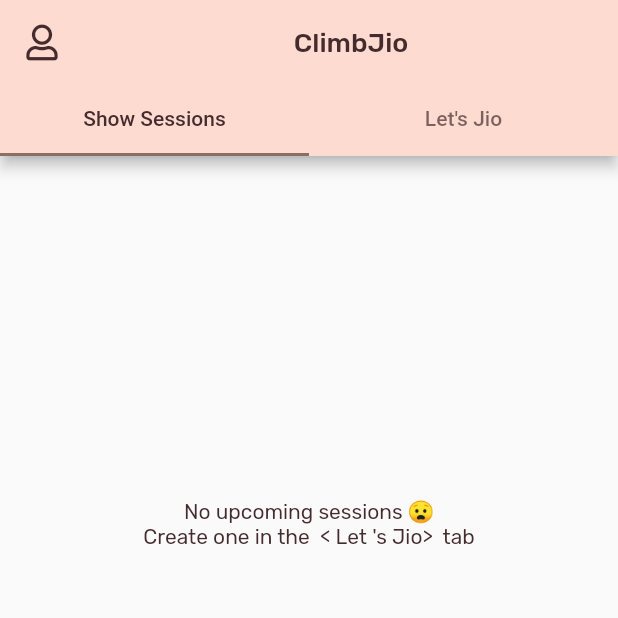
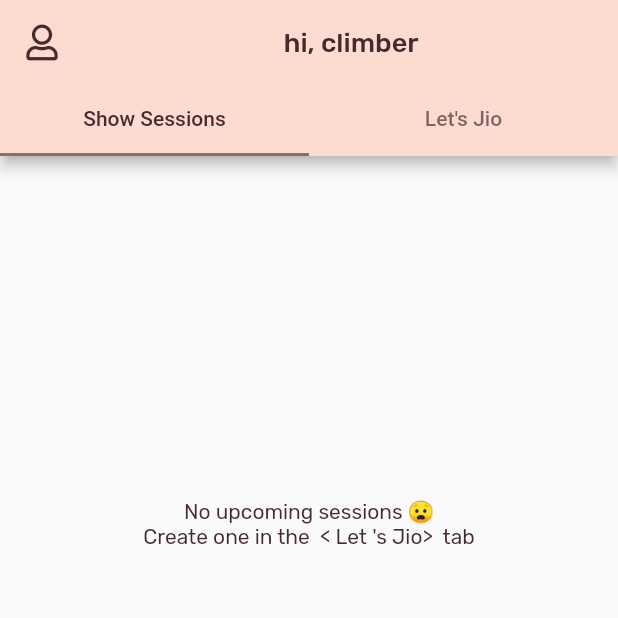
Before and after one commit to Qibaoooo/Qibaoooo.github.io, a Flutter app: the screen it shows after launch, on a phone screen of 412 x 824 dp, the top half of it. Run offline on Flutter 3.47's test engine with Material 2 defaults, Android fonts, the phone set to English and light mode, and no system bars; drawn by our look-alikes of badges; our stand-ins replace animated_text_kit, firebase_auth, firebase_core, font_awesome_flutter; missing offline and left inert: animated_widgets, dart:html; accounts and stored records are empty; network calls fail; statements that could not run were skipped.

Commit message:
update [skip ci]

```diff
--- /dev/null
+++ b/dev/lib/globals.dart
@@ -0,0 +1,6 @@
+library my_prj.globals;
+
+import 'package:climbjio/components/auth/user_manager.dart';
+
+bool isLoggedIn = false;
+UserManager userManager = UserManager();
--- a/dev/lib/home.dart
+++ b/dev/lib/home.dart
@@ -1,3 +1,5 @@
+import 'package:climbjio/components/auth/user_manager.dart';
+import 'package:climbjio/globals.dart';
 import 'package:climbjio/userProfile.dart';
 import 'package:flutter/material.dart';
 import 'package:climbjio/colors.dart';
@@ -13,8 +15,6 @@ class HomePage extends StatefulWidget {
 }
 
 class _HomePageState extends State<HomePage> {
-  late var _userNickName = "";
-
   @override
   Widget build(BuildContext context) {
     return DefaultTabController(
@@ -23,7 +23,7 @@ class _HomePageState extends State<HomePage> {
         return Scaffold(
           drawerEnableOpenDragGesture: false,
           appBar: AppBar(
-            title: const Center(child: Text('ClimbJio')),
+            title: Center(child: Text('hi, ' + userManager.nickName)),
             bottom: const TabBar(
               labelColor: kClimbjioBrown900,
               tabs: [
--- a/dev/pubspec.yaml
+++ b/dev/pubspec.yaml
@@ -10,6 +10,7 @@ dependencies:
   intl: ^0.17.0-nullsafety.2
   firebase_auth: ^3.3.11
   firebase_core: ^1.13.1
+  google_sign_in: '^4.5.1'
   badges: ^2.0.2
   cupertino_icons: ^1.0.3
   animated_widgets: ^1.1.0
```
Also changed, not shown: dev/lib/components/auth/user_manager.dart (added, +15 -0 lines), dev/lib/userProfile.dart (+7 -1 lines).
